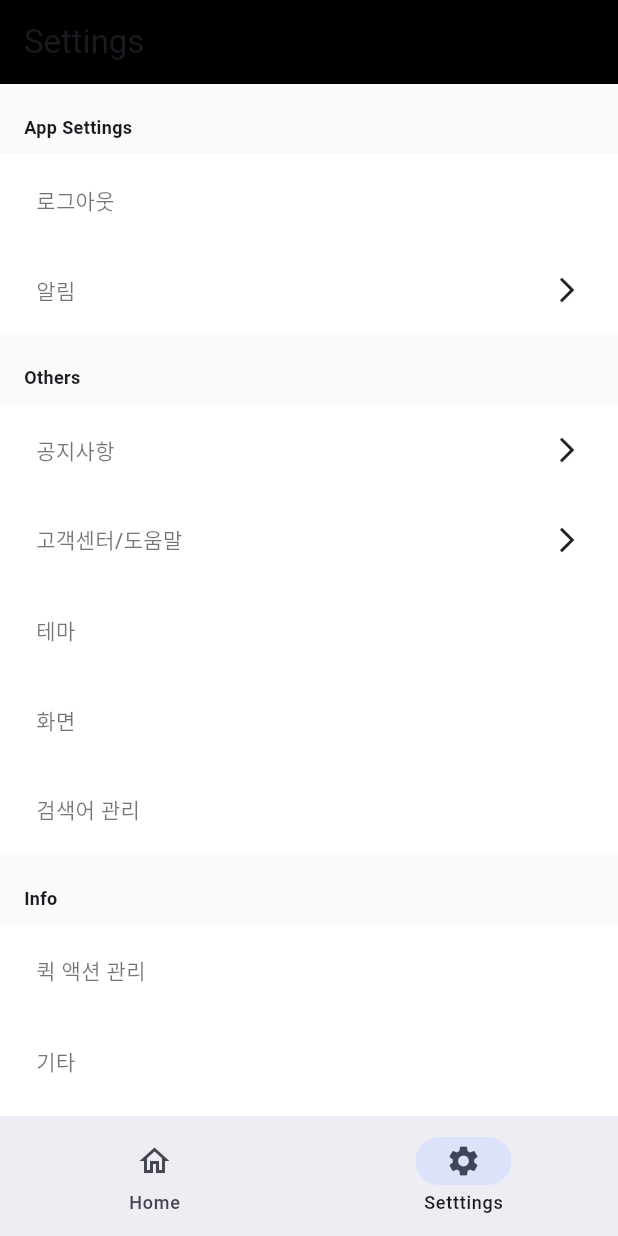
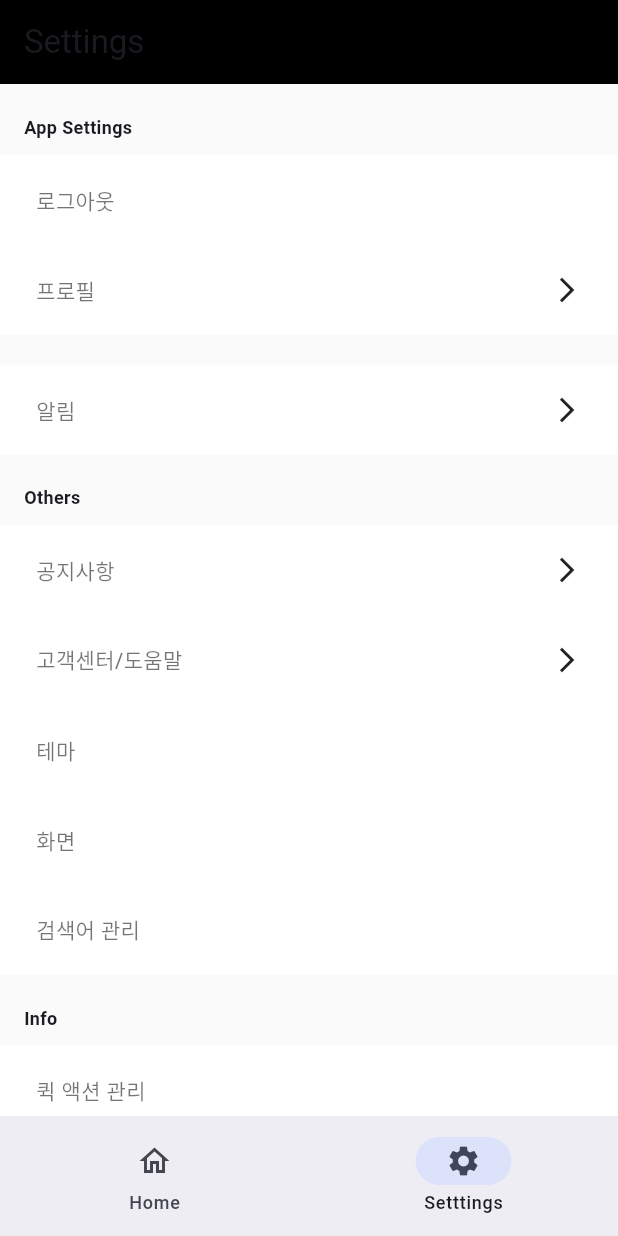
Before and after one commit to Xeostop1/workout-tracker, a Flutter app: the SettingsPage screen opened by its route, on a phone screen of 412 x 824 dp. Run offline on Flutter 3.47's test engine with Material 3 defaults, Android fonts, the light colour scheme and no system bars; our stand-ins replace audioplayers, firebase_auth, firebase_core, go_router, shared_preferences; accounts and stored records are empty; Roboto replaces fonts that are missing (Pretendard).

Commit message:
라워 변경 전

```diff
--- a/lib/my_router.dart
+++ b/lib/my_router.dart
@@ -3,6 +3,7 @@ import 'package:flutter/material.dart';
 import 'package:go_router/go_router.dart';
 import 'package:hnworkouttracker/animation_pracice_widget.dart';
 import 'package:hnworkouttracker/landing_page.dart';
+import 'package:hnworkouttracker/profile_page.dart';
 import 'package:hnworkouttracker/registration_page.dart';
 import 'package:hnworkouttracker/reset_password_page.dart';
 import 'package:hnworkouttracker/workout_home_page.dart';
@@ -121,6 +122,12 @@ final router = GoRouter(
                         return ResetPasswordPage();
                       },
                     ),
+                    GoRoute(
+                      path: 'profile',
+                      builder: (context, state) {
+                        return ProfilePage();
+                      },
+                    ),
                   ],
                 ),
               ],
--- a/lib/settings_page.dart
+++ b/lib/settings_page.dart
@@ -60,6 +60,17 @@ class SettingsPage extends StatelessWidget {
                         }
                       },
                     ),
+                    ItemCard(
+                      title: '프로필',
+                      color: (brightness == Brightness.light)
+                          ? Colors.white
+                          : Theme.of(context).scaffoldBackgroundColor,
+                      rightWidget: _arrow(),
+                      callback: () {
+                        context.go('/settings/profile');
+                      },
+                    ),
+                    SizedBox(height: 20),
                     ItemCard(
                       title: '알림',
                       color: (brightness == Brightness.light)
```
Also changed, not shown: lib/firebase_auth_service.dart (+12 -0 lines), lib/profile_page.dart (+10 -0 lines).
